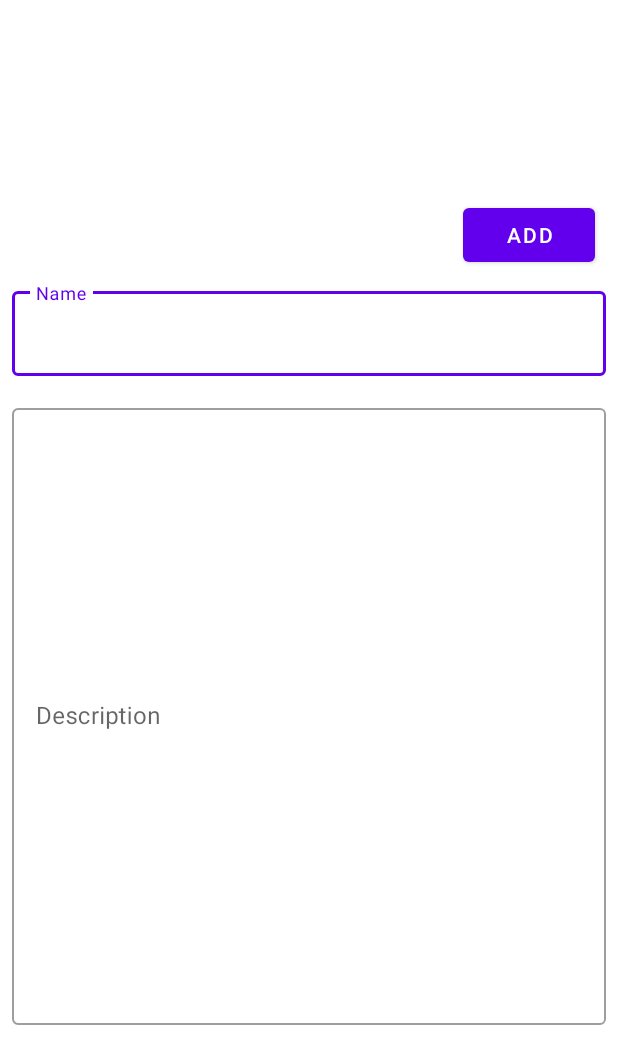
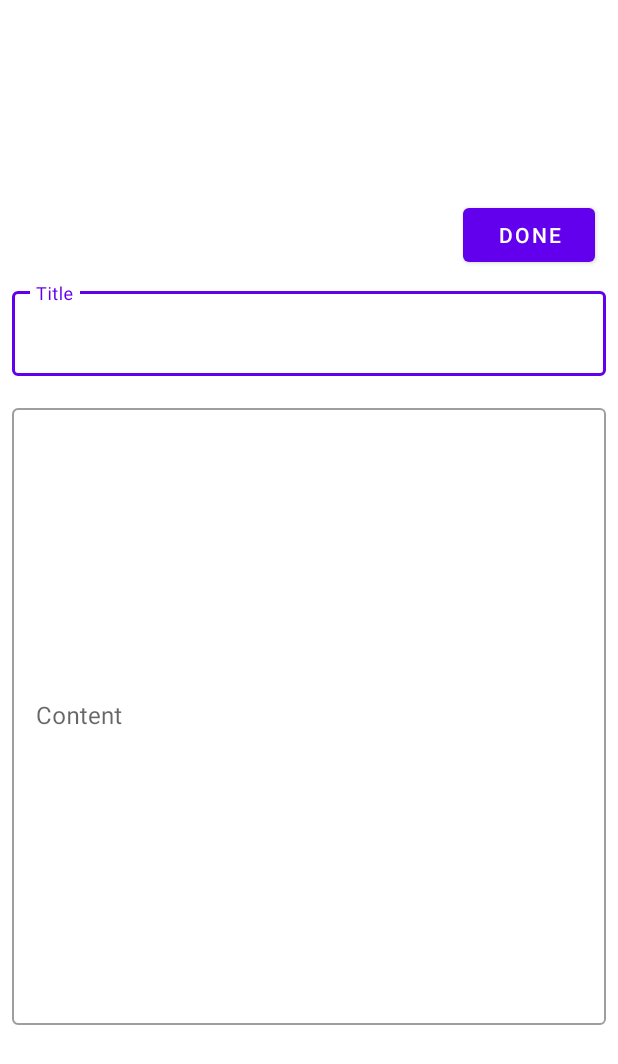
Before and after one commit to Lmizuno/TinyNotesManager, an Android app: the CollectionViewFragment screen opened through its navigation route, after a tap on "Add new item", on a phone screen of 412 x 824 dp. Shown: the top 1064 px of the screen. Run offline under Robolectric (Android 15) with nearby library versions, the phone set to English and light mode, and no system bars; our stand-ins replace Room's generated code, navigation-ui; 3 statements that could not run were skipped.

Commit message:
Update activity to be an editor to both add and update items

```diff
--- a/app/src/main/AndroidManifest.xml
+++ b/app/src/main/AndroidManifest.xml
@@ -13,7 +13,7 @@
         android:theme="@style/Theme.SmallNotesManager"
         >
         <activity
-            android:name=".NewItemActivity"
+            android:name=".EditorItemActivity"
             android:exported="false"
             android:theme="@style/Theme.SmallNotesManager.NoActionBar"/>
         <activity
--- a/app/src/main/java/com/lmizuno/smallnotesmanager/NewItemActivity.kt
+++ b/app/src/main/java/com/lmizuno/smallnotesmanager/EditorItemActivity.kt
@@ -2,29 +2,38 @@ package com.lmizuno.smallnotesmanager
 
 import android.app.Activity
 import android.content.Intent
-import androidx.appcompat.app.AppCompatActivity
 import android.os.Bundle
 import android.widget.Button
 import android.widget.Toast
+import androidx.appcompat.app.AppCompatActivity
 import com.google.android.material.textfield.TextInputEditText
-import com.lmizuno.smallnotesmanager.Models.Collection
 import com.lmizuno.smallnotesmanager.Models.Item
 
-class NewItemActivity : AppCompatActivity() {
+class EditorItemActivity : AppCompatActivity() {
     private lateinit var content: TextInputEditText
     private lateinit var title: TextInputEditText
-    private lateinit var add: Button
-
+    private lateinit var doneButton: Button
+    private var item: Item? = null
     override fun onCreate(savedInstanceState: Bundle?) {
         super.onCreate(savedInstanceState)
-        setContentView(R.layout.activity_new_item)
-
+        setContentView(R.layout.activity_editor_item)
 
         title = findViewById(R.id.titleInput)
         content = findViewById(R.id.contentInput)
-        add = findViewById(R.id.newItemButton)
+        doneButton = findViewById(R.id.doneItemButton)
 
-        add.setOnClickListener {
+        //Set item to update if something was passed
+        if (intent != null && intent.hasExtra("item")) {
+            item = intent.getSerializableExtra("item", Item::class.java)
+
+            if (item != null) {
+                title.setText(item!!.title)
+                content.setText(item!!.content)
+            }
+        }
+
+
+        doneButton.setOnClickListener {
             if (title.text.isNullOrEmpty()) {
                 Toast.makeText(this, "Please add a name", Toast.LENGTH_SHORT).show()
                 return@setOnClickListener
@@ -34,7 +43,15 @@ class NewItemActivity : AppCompatActivity() {
                 return@setOnClickListener
             }
 
-            val item = Item(0, 0, title.text.toString(), content.text.toString())
+
+            if (item == null) {
+                //If there was no item passed we create a new one
+                item = Item(0, 0, title.text.toString(), content.text.toString())
+            }else{
+                //If there was, we update it
+                item!!.title = title.text.toString()
+                item!!.content = content.text.toString()
+            }
 
             val intent = Intent()
             intent.putExtra("item", item)
--- a/app/src/main/java/com/lmizuno/smallnotesmanager/Listeners/ItemClickListener.kt
+++ b/app/src/main/java/com/lmizuno/smallnotesmanager/Listeners/ItemClickListener.kt
@@ -1,13 +1,19 @@
 package com.lmizuno.smallnotesmanager.Listeners
 
+import android.content.Intent
+import androidx.fragment.app.Fragment
+import com.lmizuno.smallnotesmanager.EditorItemActivity
 import com.lmizuno.smallnotesmanager.Models.Item
+import com.lmizuno.smallnotesmanager.Ui.collection.CollectionViewFragment
 
 interface ItemClickListener {
     fun onClick(item: Item)
 }
 
-class ItemsClickListener() : ItemClickListener {
+class ItemsClickListener(private val currentFragment: Fragment) : ItemClickListener {
     override fun onClick(item: Item) {
-        TODO("Not yet implemented")
+        val intent = Intent(currentFragment.requireContext(), EditorItemActivity::class.java)
+        intent.putExtra("item", item)
+        (currentFragment as? CollectionViewFragment)?.editItemActivityResultLauncher?.launch(intent)
     }
 }
--- a/app/src/main/java/com/lmizuno/smallnotesmanager/Ui/collection/CollectionViewFragment.kt
+++ b/app/src/main/java/com/lmizuno/smallnotesmanager/Ui/collection/CollectionViewFragment.kt
@@ -1,5 +1,6 @@
 package com.lmizuno.smallnotesmanager.Ui.collection
 
+import com.lmizuno.smallnotesmanager.R
 import android.app.Activity
 import android.content.Intent
 import android.os.Bundle
@@ -12,12 +13,12 @@ import androidx.recyclerview.widget.LinearLayoutManager
 import androidx.recyclerview.widget.RecyclerView
 import com.lmizuno.smallnotesmanager.Adapters.ItemListAdapter
 import com.lmizuno.smallnotesmanager.DBManager.AppDatabase
+import com.lmizuno.smallnotesmanager.Listeners.ItemsClickListener
+import com.lmizuno.smallnotesmanager.MainActivity
 import com.lmizuno.smallnotesmanager.Models.Collection
 import com.lmizuno.smallnotesmanager.Models.Item
+import com.lmizuno.smallnotesmanager.EditorItemActivity
 import com.lmizuno.smallnotesmanager.databinding.FragmentCollectionViewBinding
-import com.lmizuno.smallnotesmanager.Listeners.ItemsClickListener
-import com.lmizuno.smallnotesmanager.MainActivity
-import com.lmizuno.smallnotesmanager.NewItemActivity
 
 class CollectionViewFragment : Fragment() {
     private var _binding: FragmentCollectionViewBinding? = null
@@ -49,12 +50,32 @@ class CollectionViewFragment : Fragment() {
         updateRecycler(itemList)
 
         binding.fabNewItem.setOnClickListener {
-            val intent = Intent(requireContext(), NewItemActivity::class.java)
+            val intent = Intent(requireContext(), EditorItemActivity::class.java)
             newItemActivityResultLauncher.launch(intent)
+        }
+
+        binding.bottomAppBar.setOnMenuItemClickListener{
+            when (it.itemId) {
+                R.id.playSlideButton -> {
+                    //TODO: play in according to the way each item is setup
+                    true
+                }
+                R.id.shareCollection -> {
+                    //TODO: create a way to share as a unique file to be imported later
+                    true
+                }
+                R.id.downloadCollection -> {
+                    //TODO: create a way to download as PDF
+                    true
+                }
+                else -> false
+            }
         }
 
         return root
     }
+
+
 
     override fun onDestroyView() {
         _binding = null
@@ -65,11 +86,11 @@ class CollectionViewFragment : Fragment() {
         recyclerView.setHasFixedSize(true)
         recyclerView.layoutManager =
             LinearLayoutManager(requireContext(), LinearLayoutManager.VERTICAL, false)
-        val adapter = ItemListAdapter(items, ItemsClickListener())
+        val adapter = ItemListAdapter(items, ItemsClickListener(this))
         recyclerView.adapter = adapter
     }
 
-    private val newItemActivityResultLauncher =
+    val newItemActivityResultLauncher =
         registerForActivityResult(ActivityResultContracts.StartActivityForResult()) { result ->
             if (result.resultCode == Activity.RESULT_OK) {
                 val data: Intent? = result.data
@@ -87,4 +108,20 @@ class CollectionViewFragment : Fragment() {
                 )
             }
         }
+
+    val editItemActivityResultLauncher =
+        registerForActivityResult(ActivityResultContracts.StartActivityForResult()) { result ->
+            if (result.resultCode == Activity.RESULT_OK) {
+                val data: Intent? = result.data
+
+                val item: Item? =
+                    data?.getSerializableExtra("item", Item::class.java)
+
+                db.itemDao().update(item!!)
+
+                updateRecycler(
+                    db.collectionDao().getCollectionItems(currentCollection.collectionId)
+                )
+            }
+        }
 }
--- /dev/null
+++ b/app/src/main/res/drawable/baseline_arrow_circle_down_24.xml
@@ -0,0 +1,5 @@
+<vector android:height="24dp" android:tint="#000000"
+    android:viewportHeight="24" android:viewportWidth="24"
+    android:width="24dp" xmlns:android="http://schemas.android.com/apk/res/android">
+    <path android:fillColor="@android:color/white" android:pathData="M12,4c4.41,0 8,3.59 8,8s-3.59,8 -8,8s-8,-3.59 -8,-8S7.59,4 12,4M12,2C6.48,2 2,6.48 2,12c0,5.52 4.48,10 10,10c5.52,0 10,-4.48 10,-10C22,6.48 17.52,2 12,2L12,2zM13,12l0,-4h-2l0,4H8l4,4l4,-4H13z"/>
+</vector>
--- /dev/null
+++ b/app/src/main/res/drawable/baseline_arrow_circle_up_24.xml
@@ -0,0 +1,5 @@
+<vector android:height="24dp" android:tint="#000000"
+    android:viewportHeight="24" android:viewportWidth="24"
+    android:width="24dp" xmlns:android="http://schemas.android.com/apk/res/android">
+    <path android:fillColor="@android:color/white" android:pathData="M12,20c-4.41,0 -8,-3.59 -8,-8s3.59,-8 8,-8s8,3.59 8,8S16.41,20 12,20M12,22c5.52,0 10,-4.48 10,-10c0,-5.52 -4.48,-10 -10,-10C6.48,2 2,6.48 2,12C2,17.52 6.48,22 12,22L12,22zM11,12l0,4h2l0,-4h3l-4,-4l-4,4H11z"/>
+</vector>
--- a/app/src/main/res/layout/activity_new_item.xml
+++ b/app/src/main/res/layout/activity_editor_item.xml
@@ -4,7 +4,7 @@
     xmlns:tools="http://schemas.android.com/tools"
     android:layout_width="match_parent"
     android:layout_height="match_parent"
-    tools:context=".NewItemActivity">
+    tools:context=".EditorItemActivity">
 
     <androidx.appcompat.widget.LinearLayoutCompat
         android:layout_width="match_parent"
@@ -13,12 +13,12 @@
         android:orientation="vertical">
 
         <Button
-            android:id="@+id/newItemButton"
+            android:id="@+id/doneItemButton"
             android:layout_width="wrap_content"
             android:layout_height="wrap_content"
             android:layout_gravity="right"
             android:layout_marginRight="15dp"
-            android:text="@string/add"
+            android:text="@string/done"
             tools:ignore="RtlHardcoded" />
 
         <com.google.android.material.textfield.TextInputLayout
@@ -27,7 +27,7 @@
             android:layout_width="match_parent"
             android:layout_height="wrap_content"
             android:layout_margin="8dp"
-            android:hint="@string/collection_input_hint_name"
+            android:hint="@string/title"
             android:inputType="text">
 
             <com.google.android.material.textfield.TextInputEditText
@@ -43,7 +43,7 @@
             android:layout_width="match_parent"
             android:layout_height="wrap_content"
             android:layout_margin="8dp"
-            android:hint="@string/collection_input_hint_description"
+            android:hint="@string/content"
             android:inputType="text">
 
             <com.google.android.material.textfield.TextInputEditText
--- a/app/src/main/res/values/strings.xml
+++ b/app/src/main/res/values/strings.xml
@@ -10,5 +10,8 @@
     <string name="collection_input_hint_name">Name</string>
     <string name="collection_input_hint_description">Description</string>
     <string name="add">Add</string>
+    <string name="done">Done</string>
     <string name="hello_blank_fragment">Hello blank fragment</string>
+    <string name="content">Content</string>
+    <string name="title">Title</string>
 </resources>
```
Also changed, not shown: app/src/main/res/menu/collection_bottom_nav_menu.xml (+11 -1 lines).
